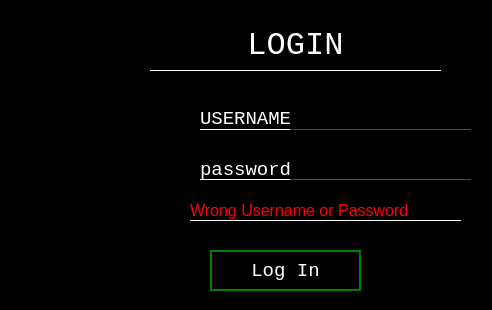
First picture: the form in src/UI/login.ui, repository nagy-nabil/pass-savior, before the edit.
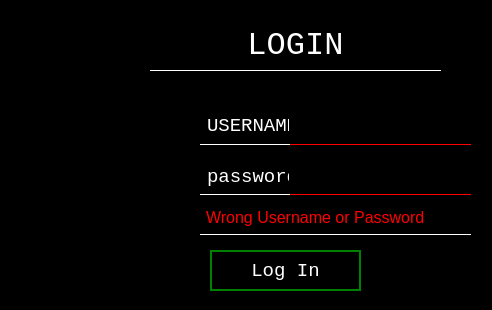
Second picture: the form after the edit. Icons and pictures are not drawn.

```diff
--- a/src/UI/login.ui
+++ b/src/UI/login.ui
@@ -48,11 +48,13 @@
    <string notr="true">* {
 	background-color:black;
 	color:white;
+	padding:2px;
 }
 QLabel {
 	border-bottom: 1px solid white;
 }
 QLineEdit {
+	
 	border-bottom: 1px solid red;
 }</string>
   </property>
@@ -120,7 +122,7 @@
      <x>200</x>
      <y>110</y>
      <width>91</width>
-     <height>20</height>
+     <height>35</height>
     </rect>
    </property>
    <property name="font">
@@ -142,7 +144,7 @@
      <x>290</x>
      <y>110</y>
      <width>181</width>
-     <height>20</height>
+     <height>35</height>
     </rect>
    </property>
    <property name="font">
@@ -157,6 +159,9 @@
    <property name="frame">
     <bool>false</bool>
    </property>
+   <property name="clearButtonEnabled">
+    <bool>true</bool>
+   </property>
   </widget>
   <widget class="QLabel" name="label_3">
    <property name="geometry">
@@ -164,7 +169,7 @@
      <x>200</x>
      <y>160</y>
      <width>91</width>
-     <height>20</height>
+     <height>35</height>
     </rect>
    </property>
    <property name="font">
@@ -183,7 +188,7 @@
      <x>290</x>
      <y>160</y>
      <width>181</width>
-     <height>20</height>
+     <height>35</height>
     </rect>
    </property>
    <property name="font">
@@ -201,6 +206,9 @@
    <property name="cursorPosition">
     <number>0</number>
    </property>
+   <property name="clearButtonEnabled">
+    <bool>true</bool>
+   </property>
   </widget>
   <widget class="QPushButton" name="logBtn">
    <property name="geometry">
@@ -250,10 +258,10 @@
   <widget class="QLabel" name="baddata">
    <property name="geometry">
     <rect>
-     <x>190</x>
+     <x>200</x>
      <y>200</y>
      <width>271</width>
-     <height>21</height>
+     <height>35</height>
     </rect>
    </property>
    <property name="palette">
@@ -466,6 +474,7 @@
    <property name="styleSheet">
     <string notr="true">#baddata {
 	color:red;
+	margin-top:2px;
 }</string>
    </property>
    <property name="text">
```
Left out of the diff: 2 changed lines with no effect on the pictures.
